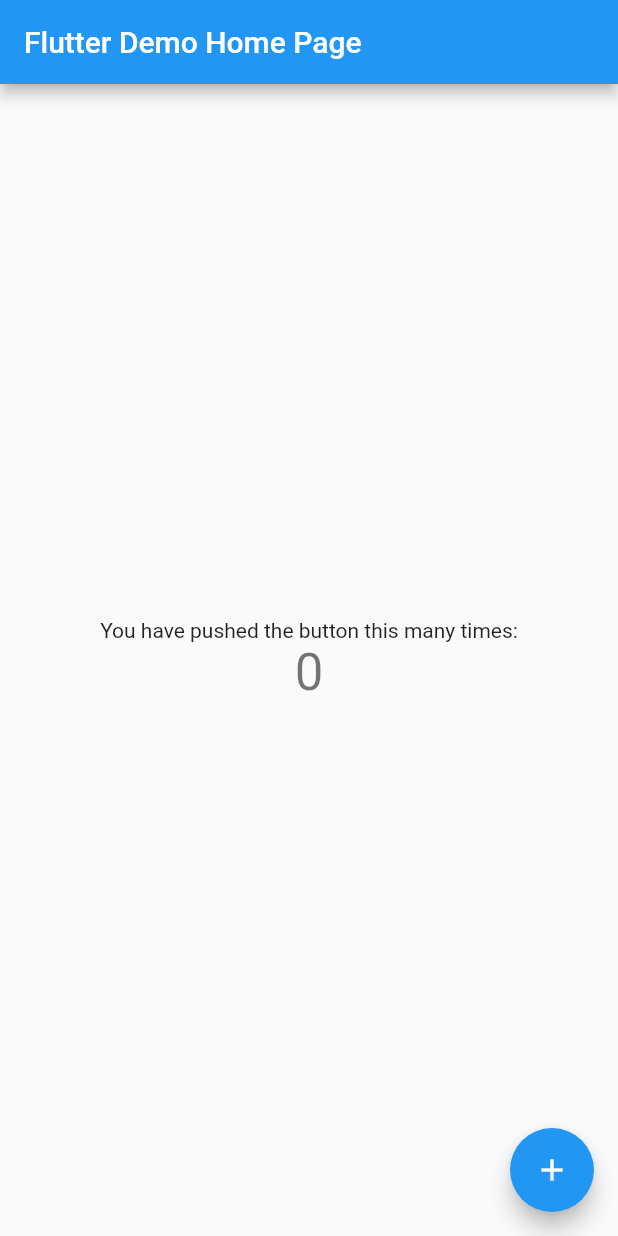
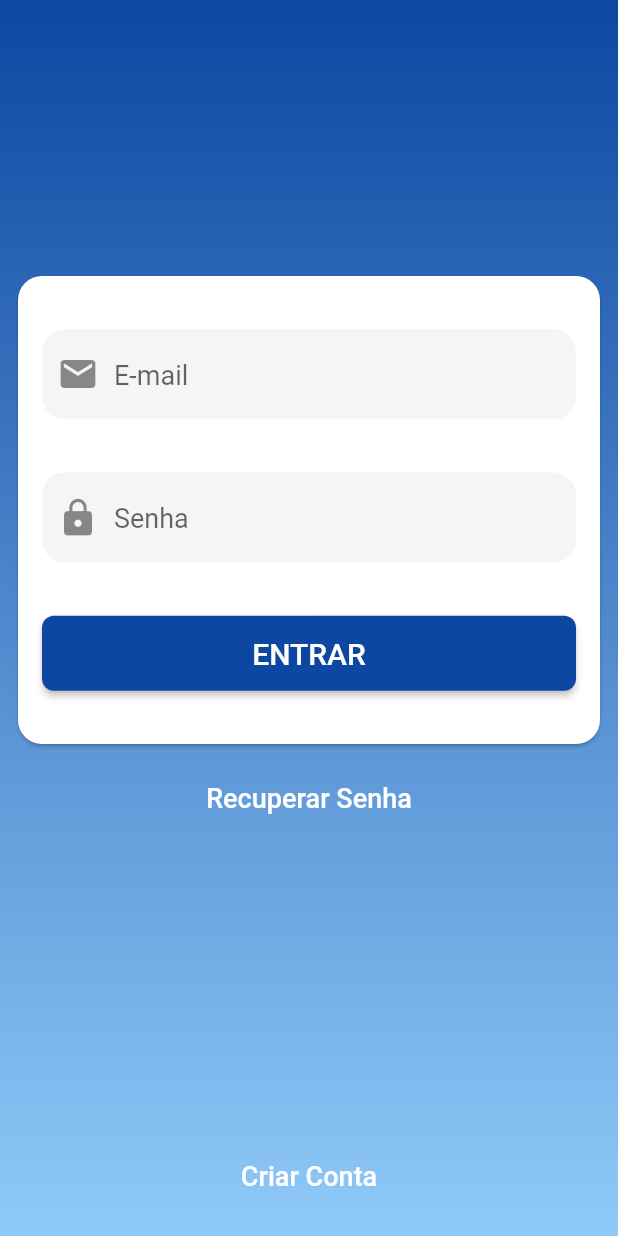
Before and after one commit to joaomarcelors/apps-treinamentos, a Flutter app: the screen it shows after launch, on a phone screen of 412 x 824 dp. Run offline on Flutter 3.47's test engine with Material 2 defaults, Android fonts, the phone set to English and light mode, and no system bars.

Commit message:
add code screen auth

```diff
--- a/treinamento1_app/lib/main.dart
+++ b/treinamento1_app/lib/main.dart
@@ -1,4 +1,5 @@
 import 'package:flutter/material.dart';
+import 'package:treinamento1_app/views/auth_screen.dart';
 
 void main() {
   runApp(const MyApp());
@@ -13,103 +14,9 @@ class MyApp extends StatelessWidget {
     return MaterialApp(
       title: 'Flutter Demo',
       theme: ThemeData(
-        // This is the theme of your application.
-        //
-        // Try running your application with "flutter run". You'll see the
-        // application has a blue toolbar. Then, without quitting the app, try
-        // changing the primarySwatch below to Colors.green and then invoke
-        // "hot reload" (press "r" in the console where you ran "flutter run",
-        // or simply save your changes to "hot reload" in a Flutter IDE).
-        // Notice that the counter didn't reset back to zero; the application
-        // is not restarted.
-        primarySwatch: Colors.blue,
+        primaryColor: Colors.blue[900],
       ),
-      home: const MyHomePage(title: 'Flutter Demo Home Page'),
+      home: AuthScreen(),
     );
   }
 }
-
-class MyHomePage extends StatefulWidget {
-  const MyHomePage({Key? key, required this.title}) : super(key: key);
-
-  // This widget is the home page of your application. It is stateful, meaning
-  // that it has a State object (defined below) that contains fields that affect
-  // how it looks.
-
-  // This class is the configuration for the state. It holds the values (in this
-  // case the title) provided by the parent (in this case the App widget) and
-  // used by the build method of the State. Fields in a Widget subclass are
-  // always marked "final".
-
-  final String title;
-
-  @override
-  State<MyHomePage> createState() => _MyHomePageState();
-}
-
-class _MyHomePageState extends State<MyHomePage> {
-  int _counter = 0;
-
-  void _incrementCounter() {
-    setState(() {
-      // This call to setState tells the Flutter framework that something has
-      // changed in this State, which causes it to rerun the build method below
-      // so that the display can reflect the updated values. If we changed
-      // _counter without calling setState(), then the build method would not be
-      // called again, and so nothing would appear to happen.
-      _counter++;
-    });
-  }
-
-  @override
-  Widget build(BuildContext context) {
-    // This method is rerun every time setState is called, for instance as done
-    // by the _incrementCounter method above.
-    //
-    // The Flutter framework has been optimized to make rerunning build methods
-    // fast, so that you can just rebuild anything that needs updating rather
-    // than having to individually change instances of widgets.
-    return Scaffold(
-      appBar: AppBar(
-        // Here we take the value from the MyHomePage object that was created by
-        // the App.build method, and use it to set our appbar title.
-        title: Text(widget.title),
-      ),
-      body: Center(
-        // Center is a layout widget. It takes a single child and positions it
-        // in the middle of the parent.
-        child: Column(
-          // Column is also a layout widget. It takes a list of children and
-          // arranges them vertically. By default, it sizes itself to fit its
-          // children horizontally, and tries to be as tall as its parent.
-          //
-          // Invoke "debug painting" (press "p" in the console, choose the
-          // "Toggle Debug Paint" action from the Flutter Inspector in Android
-          // Studio, or the "Toggle Debug Paint" command in Visual Studio Code)
-          // to see the wireframe for each widget.
-          //
-          // Column has various properties to control how it sizes itself and
-          // how it positions its children. Here we use mainAxisAlignment to
-          // center the children vertically; the main axis here is the vertical
-          // axis because Columns are vertical (the cross axis would be
-          // horizontal).
-          mainAxisAlignment: MainAxisAlignment.center,
-          children: <Widget>[
-            const Text(
-              'You have pushed the button this many times:',
-            ),
-            Text(
-              '$_counter',
-              style: Theme.of(context).textTheme.headline4,
-            ),
-          ],
-        ),
-      ),
-      floatingActionButton: FloatingActionButton(
-        onPressed: _incrementCounter,
-        tooltip: 'Increment',
-        child: const Icon(Icons.add),
-      ), // This trailing comma makes auto-formatting nicer for build methods.
-    );
-  }
-}
--- /dev/null
+++ b/treinamento1_app/lib/views/auth_screen.dart
@@ -0,0 +1,77 @@
+import 'package:flutter/gestures.dart';
+import 'package:flutter/material.dart';
+import 'package:treinamento1_app/widgets/auth_card.dart';
+
+class AuthScreen extends StatelessWidget {
+  @override
+  Widget build(BuildContext context) {
+    return Scaffold(
+      body: Stack(
+        children: [
+          Container(
+            decoration: BoxDecoration(
+              gradient: LinearGradient(
+                colors: [
+                  //Theme.of(context).primaryColor,
+                  Theme.of(context).primaryColor,
+                  Colors.blue.shade200,
+                ],
+                begin: Alignment.topCenter,
+                end: Alignment.bottomCenter,
+              ),
+            ),
+          ),
+          Padding(
+            padding: const EdgeInsets.all(8.0),
+            child: Container(
+              child: Column(
+                mainAxisAlignment: MainAxisAlignment.end,
+                children: [
+                  Container(
+                    height: 320,
+                    width: double.infinity,
+                    child: AuthCard(),
+                  ),
+                  Padding(
+                    padding: const EdgeInsets.all(8.0),
+                    child: Container(
+                      height: 300,
+                      width: double.infinity,
+                      child: Column(
+                        mainAxisAlignment: MainAxisAlignment.spaceBetween,
+                        children: [
+                          TextButton(
+                            onPressed: () {},
+                            child: Text(
+                              'Recuperar Senha',
+                              style: TextStyle(fontSize: 18),
+                            ),
+                            style: ButtonStyle(
+                              foregroundColor:
+                                  MaterialStateProperty.all<Color>(Colors.white),
+                            ),
+                          ),
+                          TextButton(
+                            onPressed: () {},
+                            child: Text(
+                              'Criar Conta',
+                              style: TextStyle(fontSize: 18),
+                            ),
+                            style: ButtonStyle(
+                              foregroundColor:
+                                  MaterialStateProperty.all<Color>(Colors.white),
+                            ),
+                          ),
+                        ],
+                      ),
+                    ),
+                  ),
+                ],
+              ),
+            ),
+          ),
+        ],
+      ),
+    );
+  }
+}
--- /dev/null
+++ b/treinamento1_app/lib/widgets/auth_card.dart
@@ -0,0 +1,112 @@
+import 'package:flutter/material.dart';
+
+class AuthCard extends StatelessWidget {
+
+  GlobalKey<FormState> _form = GlobalKey();
+  final _passwordController = TextEditingController();
+  final Map<String, String> _authData = {
+    'email': '',
+    'password': '',
+  };
+
+  Widget _createFormField({required Widget child}) {
+    return Container(
+      alignment: Alignment.center,
+      decoration: BoxDecoration(
+        borderRadius: BorderRadius.circular(15),
+        color: Colors.grey[100],
+      ),
+      height: 60,
+      margin: const EdgeInsets.only(left: 16, right: 16),
+      child: child,
+    );
+  }
+
+  @override
+  Widget build(BuildContext context) {
+    return Card(
+      shape: RoundedRectangleBorder(
+        borderRadius: BorderRadius.circular(16),
+      ),
+      child: Form(
+        key: _form,
+        child: Column(
+          mainAxisAlignment: MainAxisAlignment.spaceEvenly,
+          children: [
+            _createFormField(
+              child: TextFormField(
+                decoration: InputDecoration(
+                  contentPadding: EdgeInsets.only(top: 14),
+                  prefixIcon: Icon(
+                    Icons.email,
+                    size: 28,
+                  ),
+                  hintText: 'E-mail',
+                  hintStyle: TextStyle(
+                    fontSize: 18,
+                  ),
+                  border: InputBorder.none,
+                ),
+                keyboardType: TextInputType.emailAddress,
+                validator: (value) {
+                  if (value!.isEmpty || !value.contains('@')) {
+                    return 'Informe um e-mail válido!';
+                  }
+                  return null;
+                },
+                onSaved: (value) => _authData['email'] = value!,
+              ),
+            ),
+            _createFormField(
+              child: TextFormField(
+                controller: _passwordController,
+                decoration: InputDecoration(
+                  contentPadding: EdgeInsets.only(top: 14),
+                  prefixIcon: Icon(
+                    Icons.lock,
+                    size: 28,
+                  ),
+                  hintText: 'Senha',
+                  hintStyle: TextStyle(
+                    fontSize: 18,
+                  ),
+                  border: InputBorder.none,
+                ),
+                obscureText: true,
+                validator: (value) {
+                  if (value!.isEmpty || value.length < 5) {
+                    return 'Informe uma senha válida!';
+                  }
+                  return null;
+                },
+                onSaved: (value) => _authData['password'] = value!,
+              ),
+            ),
+            Container(
+              margin: const EdgeInsets.only(left: 16, right: 16),
+              width: double.infinity,
+              height: 50,
+              child: ElevatedButton(
+                onPressed: () {},
+                child: Text(
+                  'ENTRAR',
+                  style: TextStyle(fontSize: 20),
+                ),
+                style: ButtonStyle(
+                  shape: MaterialStateProperty.all(
+                    RoundedRectangleBorder(
+                      borderRadius: BorderRadius.circular(8),
+                    ),
+                  ),
+                  backgroundColor: MaterialStateProperty.all<Color>(
+                    Theme.of(context).primaryColor,
+                  ),
+                ),
+              ),
+            ),
+          ],
+        ),
+      ),
+    );
+  }
+}
```
